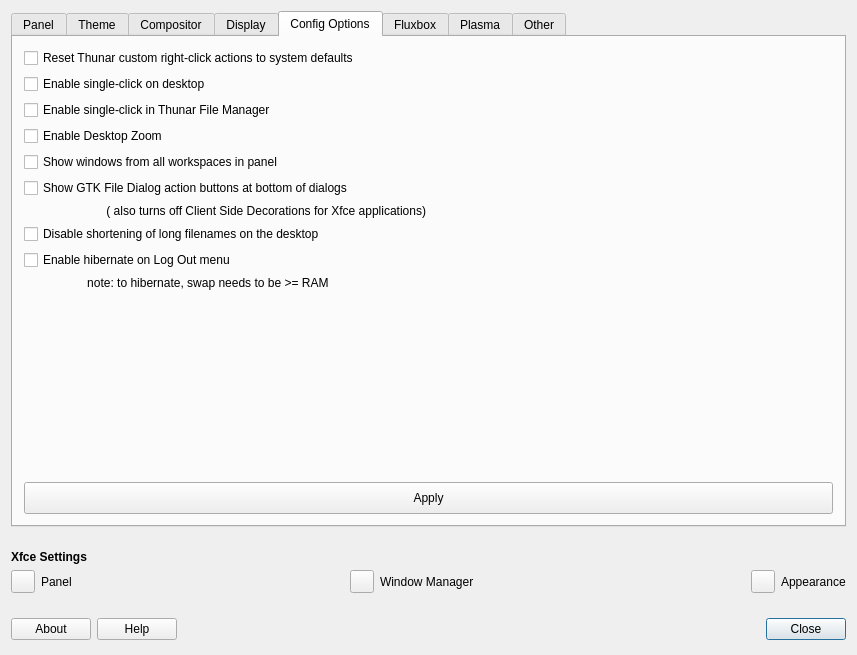
Qt form mx-tweak/defaultlook.ui (q4os/mxtools-for-debian) before a commit.
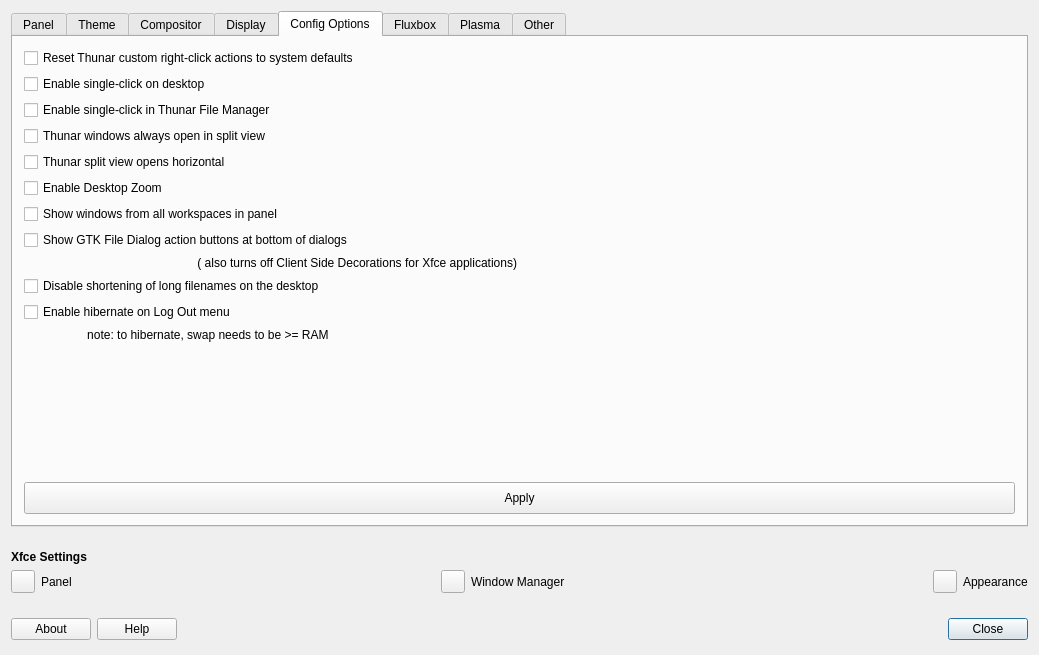
The same form after that commit. Icons and pictures are not drawn.

Patch:
```diff
--- a/mx-tweak/defaultlook.ui
+++ b/mx-tweak/defaultlook.ui
@@ -6,7 +6,7 @@
    <rect>
     <x>0</x>
     <y>0</y>
-    <width>857</width>
+    <width>1039</width>
     <height>655</height>
    </rect>
   </property>
@@ -945,30 +945,6 @@
       <layout class="QGridLayout" name="gridLayout_18">
        <item row="0" column="0">
         <layout class="QGridLayout" name="gridLayout_11">
-         <item row="3" column="0">
-          <widget class="QCheckBox" name="checkBoxDesktopZoom">
-           <property name="text">
-            <string>Enable Desktop Zoom </string>
-           </property>
-          </widget>
-         </item>
-         <item row="11" column="0" colspan="2">
-          <widget class="QPushButton" name="ButtonApplyMiscDefualts">
-           <property name="minimumSize">
-            <size>
-             <width>0</width>
-             <height>32</height>
-            </size>
-           </property>
-           <property name="text">
-            <string>Apply</string>
-           </property>
-           <property name="icon">
-            <iconset theme="dialog-ok">
-             <normaloff>.</normaloff>.</iconset>
-           </property>
-          </widget>
-         </item>
          <item row="2" column="0">
           <widget class="QCheckBox" name="checkBoxThunarSingleClick">
            <property name="text">
@@ -976,6 +952,44 @@
            </property>
           </widget>
          </item>
+         <item row="8" column="0">
+          <widget class="QLabel" name="label_Xfce_CSD">
+           <property name="text">
+            <string>( also turns off Client Side Decorations for Xfce applications)</string>
+           </property>
+           <property name="alignment">
+            <set>Qt::AlignRight|Qt::AlignTrailing|Qt::AlignVCenter</set>
+           </property>
+          </widget>
+         </item>
+         <item row="11" column="0" colspan="2">
+          <widget class="QLabel" name="label_hibernate">
+           <property name="text">
+            <string>                   note: to hibernate, swap needs to be &gt;= RAM</string>
+           </property>
+          </widget>
+         </item>
+         <item row="6" column="0">
+          <widget class="QCheckBox" name="checkBoxShowAllWorkspaces">
+           <property name="text">
+            <string>Show windows from all workspaces in panel</string>
+           </property>
+          </widget>
+         </item>
+         <item row="3" column="0">
+          <widget class="QCheckBox" name="checkBoxThunarSplitView">
+           <property name="text">
+            <string>Thunar windows always open in split view</string>
+           </property>
+          </widget>
+         </item>
+         <item row="10" column="0" colspan="2">
+          <widget class="QCheckBox" name="checkBoxHibernate">
+           <property name="text">
+            <string>Enable hibernate on Log Out menu </string>
+           </property>
+          </widget>
+         </item>
          <item row="1" column="0">
           <widget class="QCheckBox" name="checkBoxSingleClick">
            <property name="text">
@@ -983,21 +997,34 @@
            </property>
           </widget>
          </item>
-         <item row="7" column="0" colspan="2">
+         <item row="9" column="0" colspan="2">
           <widget class="QCheckBox" name="checkboxNoEllipse">
            <property name="text">
             <string>Disable shortening of long filenames on the desktop</string>
            </property>
           </widget>
          </item>
-         <item row="8" column="0" colspan="2">
-          <widget class="QCheckBox" name="checkBoxHibernate">
+         <item row="13" column="0" colspan="2">
+          <widget class="QPushButton" name="ButtonApplyMiscDefualts">
+           <property name="minimumSize">
+            <size>
+             <width>0</width>
+             <height>32</height>
+            </size>
+           </property>
            <property name="text">
-            <string>Enable hibernate on Log Out menu </string>
+            <string>Apply</string>
            </property>
           </widget>
          </item>
-         <item row="10" column="1">
+         <item row="7" column="0">
+          <widget class="QCheckBox" name="checkBoxFileDialogActionButtonsPosition">
+           <property name="text">
+            <string>Show GTK File Dialog action buttons at bottom of dialogs</string>
+           </property>
+          </widget>
+         </item>
+         <item row="12" column="1">
           <spacer name="verticalSpacer_10">
            <property name="orientation">
             <enum>Qt::Vertical</enum>
@@ -1010,20 +1037,6 @@
            </property>
           </spacer>
          </item>
-         <item row="9" column="0" colspan="2">
-          <widget class="QLabel" name="label_hibernate">
-           <property name="text">
-            <string>                   note: to hibernate, swap needs to be &gt;= RAM</string>
-           </property>
-          </widget>
-         </item>
-         <item row="4" column="0">
-          <widget class="QCheckBox" name="checkBoxShowAllWorkspaces">
-           <property name="text">
-            <string>Show windows from all workspaces in panel</string>
-           </property>
-          </widget>
-         </item>
          <item row="0" column="0" colspan="2">
           <widget class="QCheckBox" name="checkBoxThunarCAReset">
            <property name="text">
@@ -1032,19 +1045,16 @@
           </widget>
          </item>
          <item row="5" column="0">
-          <widget class="QCheckBox" name="checkBoxFileDialogActionButtonsPosition">
+          <widget class="QCheckBox" name="checkBoxDesktopZoom">
            <property name="text">
-            <string>Show GTK File Dialog action buttons at bottom of dialogs</string>
+            <string>Enable Desktop Zoom </string>
            </property>
           </widget>
          </item>
-         <item row="6" column="0">
-          <widget class="QLabel" name="label_Xfce_CSD">
+         <item row="4" column="0">
+          <widget class="QCheckBox" name="checkBoxsplitviewhorizontal">
            <property name="text">
-            <string>( also turns off Client Side Decorations for Xfce applications)</string>
-           </property>
-           <property name="alignment">
-            <set>Qt::AlignRight|Qt::AlignTrailing|Qt::AlignVCenter</set>
+            <string>Thunar split view opens horizontal</string>
            </property>
           </widget>
          </item>
```
Left out of the diff: 4 changed lines with no effect on the pictures.
